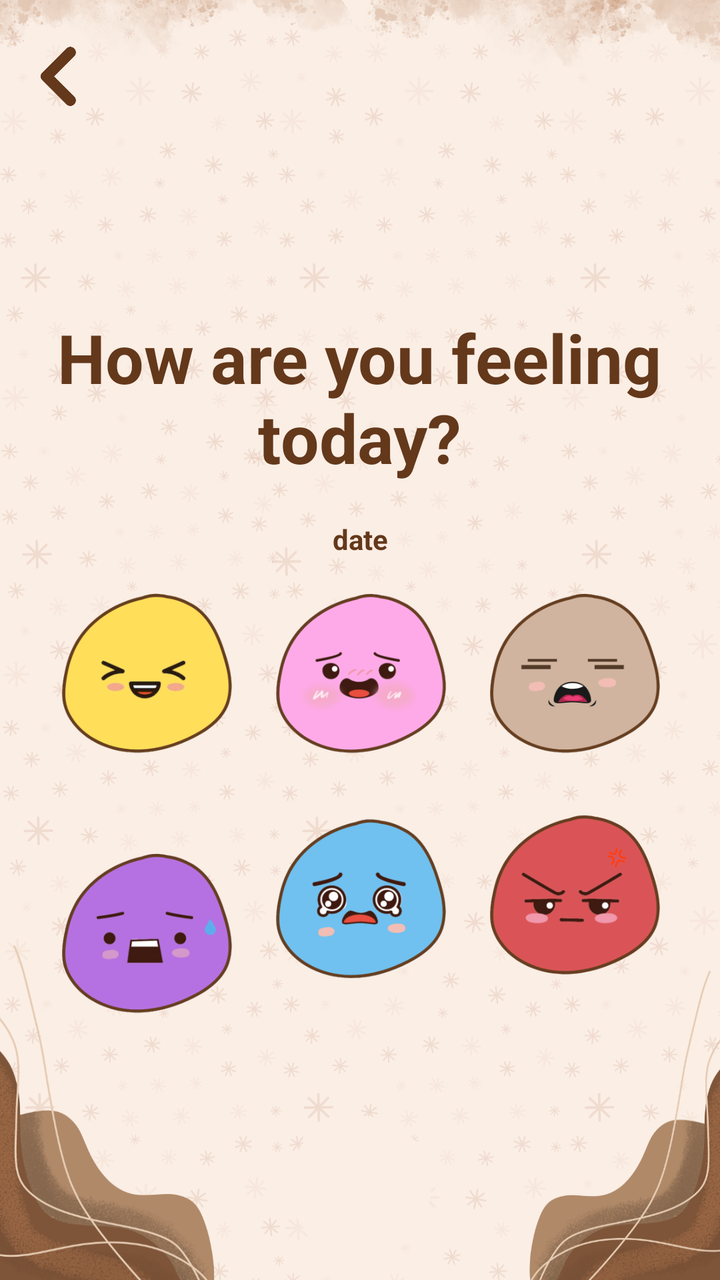
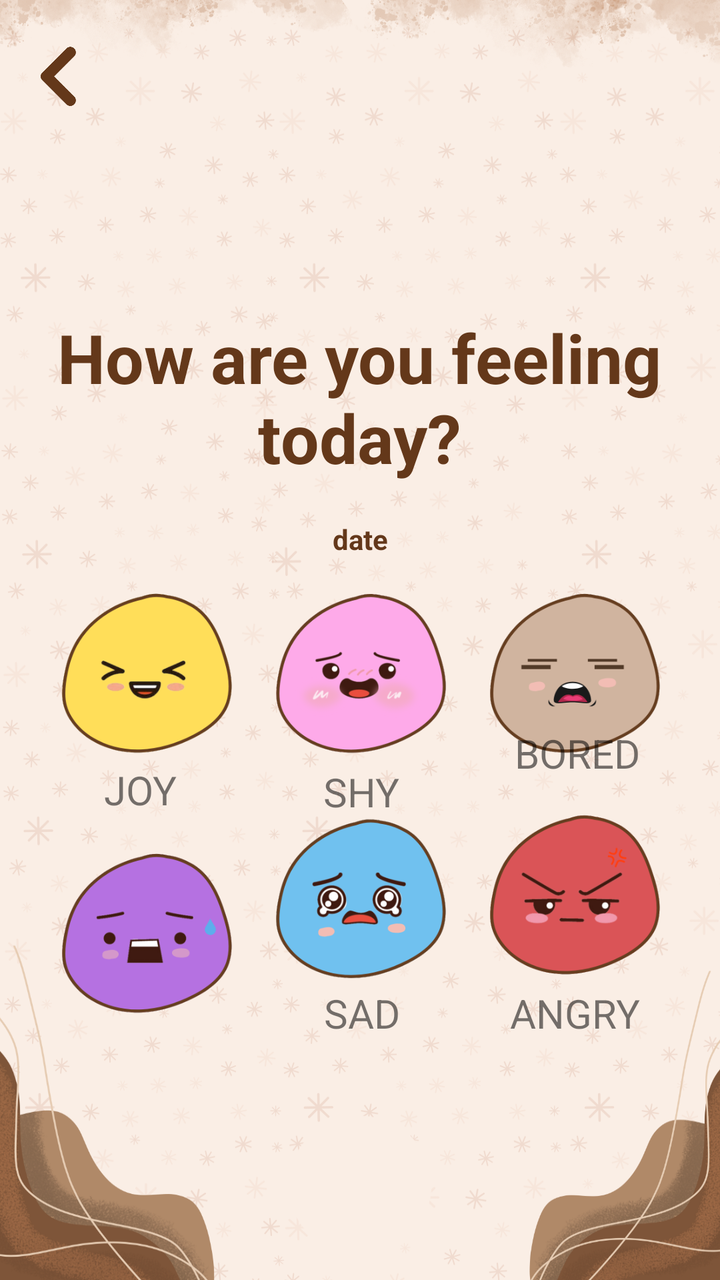

Compare the two renders of this Android layout. The source of the first and the diff that turns it into the second are given below.
<!-- AndroidManifest.xml: application theme Theme.MoodTracker -->
<!-- res/layout/activity_emotions_input.xml -->
<?xml version="1.0" encoding="utf-8"?>
<androidx.constraintlayout.widget.ConstraintLayout xmlns:android="http://schemas.android.com/apk/res/android"
    xmlns:app="http://schemas.android.com/apk/res-auto"
    xmlns:tools="http://schemas.android.com/tools"
    android:id="@+id/dateCF"
    android:layout_width="match_parent"
    android:layout_height="match_parent"
    tools:context=".EmotionsInput">

    <androidx.constraintlayout.widget.ConstraintLayout
        android:layout_width="match_parent"
        android:layout_height="match_parent"
        android:background="@drawable/here_layout">

        <ImageView
            android:id="@+id/calm"
            android:layout_width="91dp"
            android:layout_height="91dp"
            android:layout_marginStart="16dp"
            android:layout_marginEnd="16dp"
            app:layout_constraintBottom_toBottomOf="parent"
            app:layout_constraintEnd_toStartOf="@+id/neutral"
            app:layout_constraintStart_toEndOf="@+id/happy"
            app:layout_constraintTop_toTopOf="parent"
            app:layout_constraintVertical_bias="0.529"
            app:srcCompat="@drawable/embarressed" />

        <ImageView
            android:id="@+id/fear"
            android:layout_width="91dp"
            android:layout_height="91dp"
            android:layout_marginStart="35dp"
            android:layout_marginTop="39dp"
            android:layout_marginBottom="139dp"
            app:layout_constraintBottom_toBottomOf="parent"
            app:layout_constraintEnd_toStartOf="@+id/sad"
            app:layout_constraintHorizontal_bias="0.0"
            app:layout_constraintStart_toStartOf="parent"
            app:layout_constraintTop_toBottomOf="@+id/happy"
            app:layout_constraintVertical_bias="0.0"
            app:srcCompat="@drawable/fear" />

        <ImageView
            android:id="@+id/sad"
            android:layout_width="91dp"
            android:layout_height="91dp"
            android:layout_marginStart="16dp"
            android:layout_marginEnd="16dp"
            app:layout_constraintBottom_toBottomOf="parent"
            app:layout_constraintEnd_toStartOf="@+id/angry"
            app:layout_constraintStart_toEndOf="@+id/fear"
            app:layout_constraintTop_toTopOf="parent"
            app:layout_constraintVertical_bias="0.732"
            app:srcCompat="@drawable/sadness" />

        <ImageView
            android:id="@+id/angry"
            android:layout_width="91dp"
            android:layout_height="91dp"
            android:layout_marginEnd="33dp"
            app:layout_constraintBottom_toBottomOf="parent"
            app:layout_constraintEnd_toEndOf="parent"
            app:layout_constraintHorizontal_bias="0.965"
            app:layout_constraintStart_toEndOf="@+id/sad"
            app:layout_constraintTop_toTopOf="parent"
            app:layout_constraintVertical_bias="0.732"
            app:srcCompat="@drawable/anger" />

        <ImageView
            android:id="@+id/happy"
            android:layout_width="91dp"
            android:layout_height="91dp"
            android:layout_marginStart="35dp"
            app:layout_constraintBottom_toBottomOf="parent"
            app:layout_constraintEnd_toStartOf="@+id/calm"
            app:layout_constraintStart_toStartOf="parent"
            app:layout_constraintTop_toTopOf="parent"
            app:layout_constraintVertical_bias="0.529"
            app:srcCompat="@drawable/joyful" />

        <ImageView
            android:id="@+id/neutral"
            android:layout_width="91dp"
            android:layout_height="91dp"
            android:layout_marginEnd="33dp"
            app:layout_constraintBottom_toBottomOf="parent"
            app:layout_constraintEnd_toEndOf="parent"
            app:layout_constraintStart_toEndOf="@+id/calm"
            app:layout_constraintTop_toTopOf="parent"
            app:layout_constraintVertical_bias="0.529"
            app:srcCompat="@drawable/bored" />

        <TextView
            android:id="@+id/textView"
            android:layout_width="381dp"
            android:layout_height="92dp"
            android:layout_marginTop="156dp"
            android:text="How are you feeling today?"
            android:textAlignment="center"
            android:textColor="#64381A"
            android:textSize="34sp"
            android:textStyle="bold"
            app:layout_constraintEnd_toEndOf="parent"
            app:layout_constraintHorizontal_bias="0.533"
            app:layout_constraintStart_toStartOf="parent"
            app:layout_constraintTop_toTopOf="parent" />

        <TextView
            android:id="@+id/dateinput"
            android:layout_width="202dp"
            android:layout_height="34dp"
            android:layout_marginTop="12dp"
            android:text="date"
            android:textAlignment="center"
            android:textColor="#64381A"
            android:textStyle="bold"
            app:layout_constraintEnd_toEndOf="parent"
            app:layout_constraintStart_toStartOf="parent"
            app:layout_constraintTop_toBottomOf="@+id/textView" />

        <ImageView
            android:id="@+id/back"
            android:layout_width="31dp"
            android:layout_height="43dp"
            android:layout_marginTop="16dp"
            app:layout_constraintEnd_toEndOf="parent"
            app:layout_constraintHorizontal_bias="0.042"
            app:layout_constraintStart_toStartOf="parent"
            app:layout_constraintTop_toTopOf="parent"
            app:srcCompat="@drawable/back" />

    </androidx.constraintlayout.widget.ConstraintLayout>
</androidx.constraintlayout.widget.ConstraintLayout>
<!-- resources referenced by this layout -->
<resources>
  <!-- drawable anger: png bitmap (drawable, 26856 bytes) -->
  <!-- drawable back: png bitmap (drawable, 5800 bytes) -->
  <!-- drawable bored: png bitmap (drawable, 18279 bytes) -->
  <!-- drawable embarressed: png bitmap (drawable, 32062 bytes) -->
  <!-- drawable fear: png bitmap (drawable, 22502 bytes) -->
  <!-- drawable here_layout: png bitmap (drawable, 535882 bytes) -->
  <!-- drawable joyful: png bitmap (drawable, 24121 bytes) -->
  <!-- drawable sadness: png bitmap (drawable, 33245 bytes) -->
  <style name="Theme.MoodTracker" parent="Base.Theme.MoodTracker" />
  <style name="Base.Theme.MoodTracker" parent="Theme.MaterialComponents.Light.NoActionBar">
          
          <item name="colorPrimary">#c47930</item> 
          <item name="colorPrimaryVariant">#c47930</item> 
          <item name="colorOnPrimary">#000000</item> 
          <item name="colorControlNormal">#FFFFFF</item>
  
          
          <item name="materialButtonStyle">@style/CustomButtonStyle</item>
      </style>
  <style name="CustomButtonStyle" parent="Widget.MaterialComponents.Button">
          <item name="backgroundTint">#64381A</item>
          <item name="android:textColor">@color/brownishe</item>
      </style>
  <color name="brownishe">#c47930</color>
</resources>

<!-- the commit's change to res/layout/activity_emotions_input.xml (unified diff, before → after) -->
@@ -12,6 +12,70 @@
         android:layout_height="match_parent"
         android:background="@drawable/here_layout">
 
+        <TextView
+            android:id="@+id/textView15"
+            android:layout_width="wrap_content"
+            android:layout_height="wrap_content"
+            android:layout_marginStart="44dp"
+            android:layout_marginBottom="144dp"
+            android:fontFamily="sans-serif-thin"
+            android:text="FEAR"
+            android:textAlignment="center"
+            android:textSize="20sp"
+            android:textStyle="bold"
+            app:layout_constraintBottom_toBottomOf="parent"
+            app:layout_constraintStart_toStartOf="parent"
+            app:layout_constraintTop_toBottomOf="@+id/fear"
+            app:layout_constraintVertical_bias="0.0" />
+
+        <TextView
+            android:id="@+id/textView14"
+            android:layout_width="wrap_content"
+            android:layout_height="wrap_content"
+            android:layout_marginStart="52dp"
+            android:layout_marginTop="1dp"
+            android:layout_marginBottom="12dp"
+            android:fontFamily="sans-serif-thin"
+            android:text="JOY"
+            android:textAlignment="center"
+            android:textSize="20sp"
+            android:textStyle="bold"
+            app:layout_constraintBottom_toTopOf="@+id/fear"
+            app:layout_constraintStart_toStartOf="parent"
+            app:layout_constraintTop_toBottomOf="@+id/happy"
+            app:layout_constraintVertical_bias="1.0" />
+
+        <TextView
+            android:id="@+id/textView12"
+            android:layout_width="wrap_content"
+            android:layout_height="wrap_content"
+            android:layout_marginStart="80dp"
+            android:fontFamily="sans-serif-thin"
+            android:text="SAD"
+            android:textAlignment="center"
+            android:textSize="20sp"
+            android:textStyle="bold"
+            app:layout_constraintEnd_toEndOf="parent"
+            app:layout_constraintHorizontal_bias="0.339"
+            app:layout_constraintStart_toStartOf="parent"
+            app:layout_constraintTop_toBottomOf="@+id/sad" />
+
+        <TextView
+            android:id="@+id/textView16"
+            android:layout_width="wrap_content"
+            android:layout_height="wrap_content"
+            android:layout_marginEnd="40dp"
+            android:layout_marginBottom="144dp"
+            android:fontFamily="sans-serif-thin"
+            android:text="ANGRY"
+            android:textAlignment="center"
+            android:textSize="20sp"
+            android:textStyle="bold"
+            app:layout_constraintBottom_toBottomOf="parent"
+            app:layout_constraintEnd_toEndOf="parent"
+            app:layout_constraintTop_toBottomOf="@+id/angry"
+            app:layout_constraintVertical_bias="0.0" />
+
         <ImageView
             android:id="@+id/calm"
             android:layout_width="91dp"
@@ -129,5 +193,38 @@
             app:layout_constraintTop_toTopOf="parent"
             app:srcCompat="@drawable/back" />
 
+        <TextView
+            android:id="@+id/textView11"
+            android:layout_width="51dp"
+            android:layout_height="31dp"
+            android:layout_marginStart="76dp"
+            android:layout_marginTop="1dp"
+            android:fontFamily="sans-serif-thin"
+            android:text="SHY"
+            android:textAlignment="center"
+            android:textSize="20sp"
+            android:textStyle="bold"
+            app:layout_constraintEnd_toEndOf="parent"
+            app:layout_constraintHorizontal_bias="0.341"
+            app:layout_constraintStart_toStartOf="parent"
+            app:layout_constraintTop_toBottomOf="@+id/calm" />
+
+        <TextView
+            android:id="@+id/textView13"
+            android:layout_width="wrap_content"
+            android:layout_height="wrap_content"
+            android:layout_marginTop="1dp"
+            android:layout_marginEnd="40dp"
+            android:layout_marginBottom="12dp"
+            android:fontFamily="sans-serif-thin"
+            android:text="BORED"
+            android:textAlignment="center"
+            android:textSize="20sp"
+            android:textStyle="bold"
+            app:layout_constraintBottom_toTopOf="@+id/angry"
+            app:layout_constraintEnd_toEndOf="parent"
+            app:layout_constraintTop_toBottomOf="@+id/neutral"
+            app:layout_constraintVertical_bias="1.0" />
+
     </androidx.constraintlayout.widget.ConstraintLayout>
 </androidx.constraintlayout.widget.ConstraintLayout>
